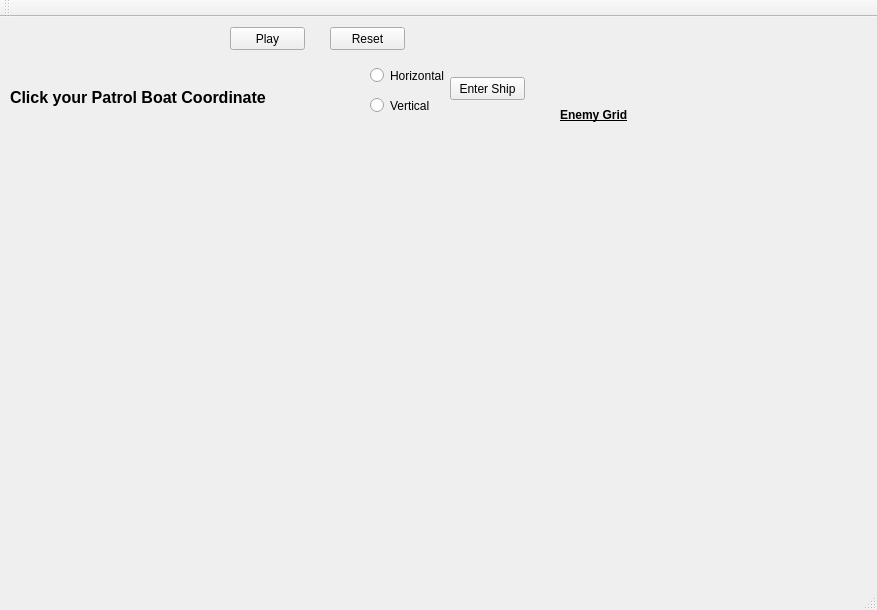
This is 17B_PROJECT_2/mainwindow.ui in om2154460/battleship_17B as Qt 5 draws it before an edit. The edited form follows.
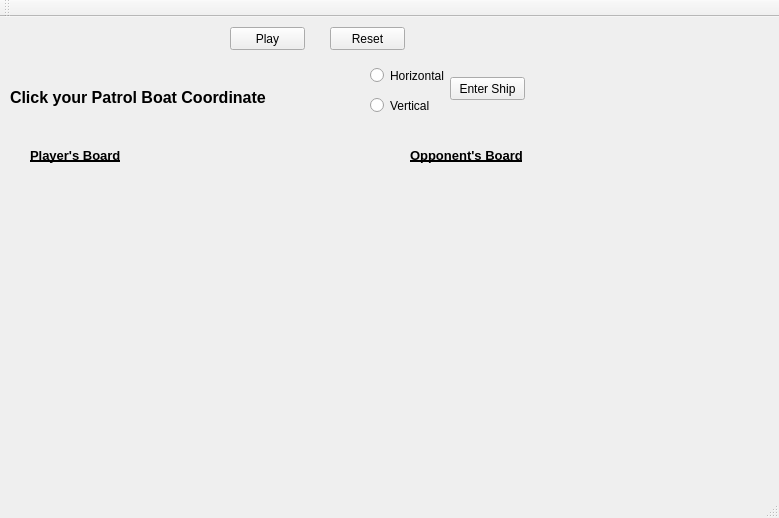
This is the edited form.

Diff of the .ui file:
```diff
--- a/17B_PROJECT_2/mainwindow.ui
+++ b/17B_PROJECT_2/mainwindow.ui
@@ -6,8 +6,8 @@
    <rect>
     <x>0</x>
     <y>0</y>
-    <width>877</width>
-    <height>610</height>
+    <width>779</width>
+    <height>518</height>
    </rect>
   </property>
   <property name="windowTitle">
@@ -17,10 +17,10 @@
    <widget class="QWidget" name="gridLayoutWidget">
     <property name="geometry">
      <rect>
-      <x>40</x>
-      <y>110</y>
-      <width>361</width>
-      <height>301</height>
+      <x>30</x>
+      <y>160</y>
+      <width>341</width>
+      <height>271</height>
      </rect>
     </property>
     <layout class="QGridLayout" name="playerGrid"/>
@@ -136,37 +136,59 @@
      <string/>
     </property>
    </widget>
-   <widget class="QWidget" name="gridLayoutWidget_2">
-    <property name="geometry">
-     <rect>
-      <x>410</x>
-      <y>110</y>
-      <width>361</width>
-      <height>301</height>
-     </rect>
-    </property>
-    <layout class="QGridLayout" name="enemyGrid"/>
-   </widget>
    <widget class="QLabel" name="label_4">
     <property name="geometry">
      <rect>
-      <x>560</x>
-      <y>90</y>
-      <width>71</width>
+      <x>410</x>
+      <y>130</y>
+      <width>131</width>
       <height>16</height>
      </rect>
     </property>
     <property name="font">
      <font>
+      <pointsize>10</pointsize>
       <weight>75</weight>
       <bold>true</bold>
       <underline>true</underline>
      </font>
     </property>
     <property name="text">
-     <string>Enemy Grid</string>
+     <string>Opponent's Board</string>
     </property>
    </widget>
+   <widget class="QLabel" name="label_5">
+    <property name="geometry">
+     <rect>
+      <x>30</x>
+      <y>130</y>
+      <width>121</width>
+      <height>16</height>
+     </rect>
+    </property>
+    <property name="font">
+     <font>
+      <pointsize>10</pointsize>
+      <weight>75</weight>
+      <bold>true</bold>
+      <underline>true</underline>
+     </font>
+    </property>
+    <property name="text">
+     <string>Player's Board</string>
+    </property>
+   </widget>
+   <widget class="QWidget" name="gridLayoutWidget_2">
+    <property name="geometry">
+     <rect>
+      <x>410</x>
+      <y>160</y>
+      <width>341</width>
+      <height>271</height>
+     </rect>
+    </property>
+    <layout class="QGridLayout" name="gridLayout_2"/>
+   </widget>
   </widget>
   <widget class="QMenuBar" name="menuBar">
    <property name="geometry">
```
Left out of the diff: 14 changed lines with no effect on the pictures.
